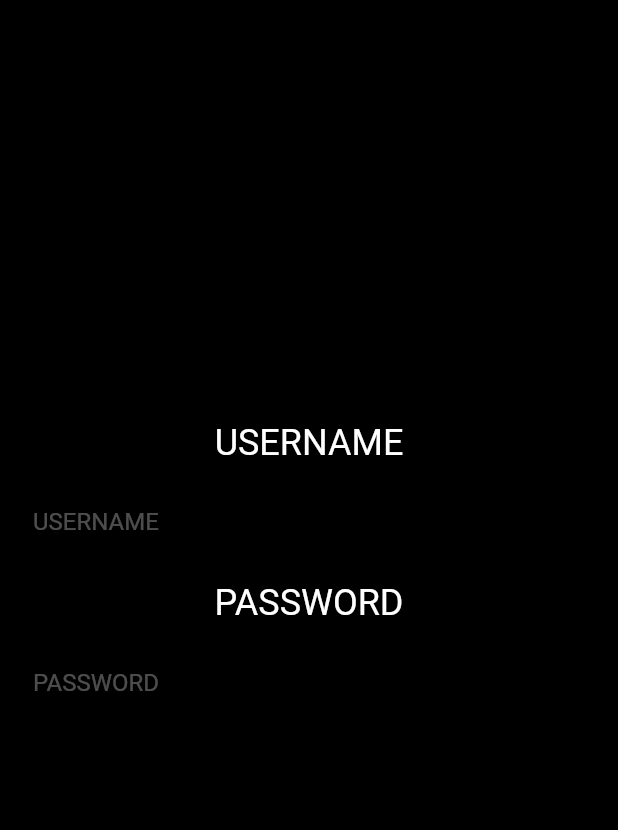
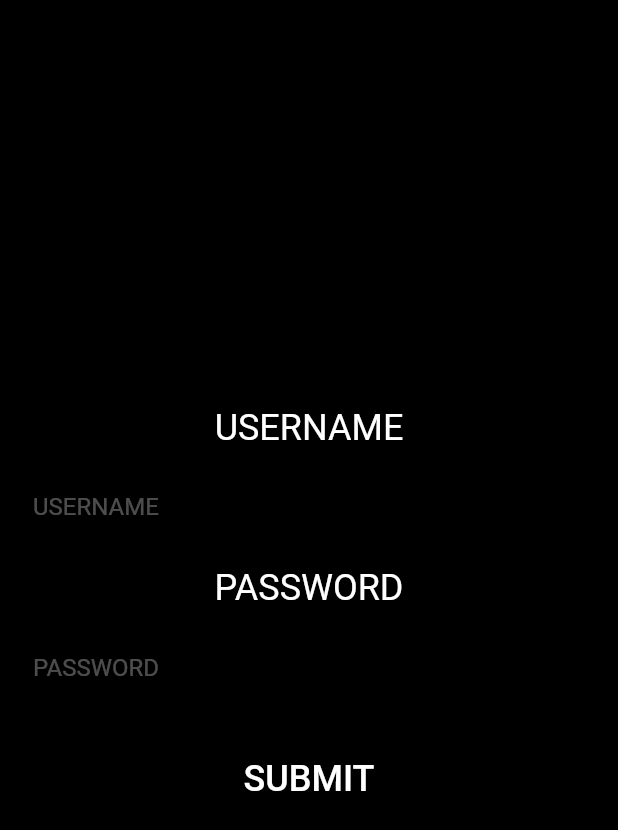
Before and after one commit to ThejasBK/UtonEnergia, a Flutter app: the screen it shows after launch, on a phone screen of 412 x 824 dp. Shown: the top 830 px of the screen. Run offline on Flutter 3.47's test engine with Material 2 defaults, Android fonts, the phone set to English and light mode, and no system bars.

```diff
--- a/lib/main.dart
+++ b/lib/main.dart
@@ -1,5 +1,5 @@
 import 'package:flutter/material.dart';
-
+import 'register.dart';
 //Splash screen changed in android/app/src/main/res/drawable -  android
 //Splash screen changed in ios/Runner/Assets.xcassets/launchImage.imageset - iOS
 void main() {
@@ -13,9 +13,13 @@ void main() {
 class MyApp extends StatelessWidget {
   final username = TextEditingController();
   final password = TextEditingController();
-  Color hexToColor(String code) {
-    return new Color(int.parse(code.substring(1, 7), radix: 16) + 0xFF000000);
-  }
+  final stadiumBorder = StadiumBorder(
+    side: BorderSide(color: Colors.red),
+  );
+  final roundedShape = RoundedRectangleBorder(
+    borderRadius: BorderRadius.circular(16),
+    side: BorderSide(color: Colors.red),
+  );
   // This widget is the root of your application.
   @override
   Widget build(BuildContext context) {
@@ -35,6 +39,7 @@ class MyApp extends StatelessWidget {
                 ),
                 Container(
                     margin: EdgeInsets.all(10),
+                    //width: MediaQuery.of(context).size.width * 0.8,
                     child: TextField(
                       obscureText: false,
                       style: TextStyle(
@@ -58,6 +63,7 @@ class MyApp extends StatelessWidget {
                 ),
                 Container(
                     margin: EdgeInsets.all(10),
+                    //width: MediaQuery.of(context).size.width * 0.8,
                     child: TextField(
                       style: TextStyle(
                           color: Colors.white
@@ -72,8 +78,23 @@ class MyApp extends StatelessWidget {
                     ),
                   )
                 ),
-                RaisedButton(
-                  child: Text('SUBMIT'),
+                Container(
+                  margin: EdgeInsets.all(10),
+                  width: MediaQuery.of(context).size.width * 0.3,
+                  child: RaisedButton(
+                    onPressed: () {
+                      print('Hello');
+                    },
+                    color: Colors.black,
+                    child: Text(
+                        'SUBMIT',
+                        style: TextStyle(
+                            color: Colors.white,
+                            fontSize: 24
+                        ),
+                    ),
+                    splashColor: Colors.white30,
+                  ),
                 )
               ],
             ),
--- a/lib/register.dart
+++ b/lib/register.dart
@@ -0,0 +1,7 @@
+import 'package:flutter/material.dart';
+
+class Register {
+  void press() {
+    print("Pressed");
+  }
+}
```
